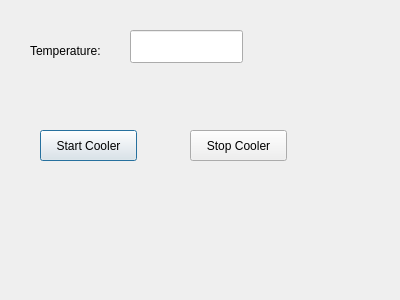
Qt form options.ui (xyficu/andorccdqt) before a commit.
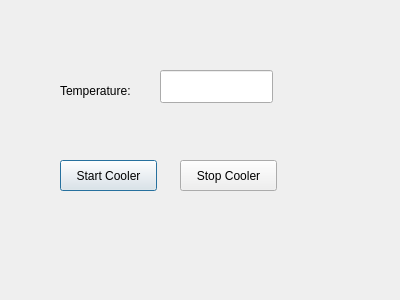
The same form after that commit.

```diff
--- a/options.ui
+++ b/options.ui
@@ -16,8 +16,8 @@
   <widget class="QPushButton" name="pushButton_StartCooler">
    <property name="geometry">
     <rect>
-     <x>40</x>
-     <y>130</y>
+     <x>60</x>
+     <y>160</y>
      <width>97</width>
      <height>31</height>
     </rect>
@@ -29,8 +29,8 @@
   <widget class="QLineEdit" name="lineEdit_Temp">
    <property name="geometry">
     <rect>
-     <x>130</x>
-     <y>30</y>
+     <x>160</x>
+     <y>70</y>
      <width>113</width>
      <height>33</height>
     </rect>
@@ -39,8 +39,8 @@
   <widget class="QLabel" name="label">
    <property name="geometry">
     <rect>
-     <x>30</x>
-     <y>40</y>
+     <x>60</x>
+     <y>80</y>
      <width>101</width>
      <height>21</height>
     </rect>
@@ -52,8 +52,8 @@
   <widget class="QPushButton" name="pushButton_StopCooler">
    <property name="geometry">
     <rect>
-     <x>190</x>
-     <y>130</y>
+     <x>180</x>
+     <y>160</y>
      <width>97</width>
      <height>31</height>
     </rect>
```
